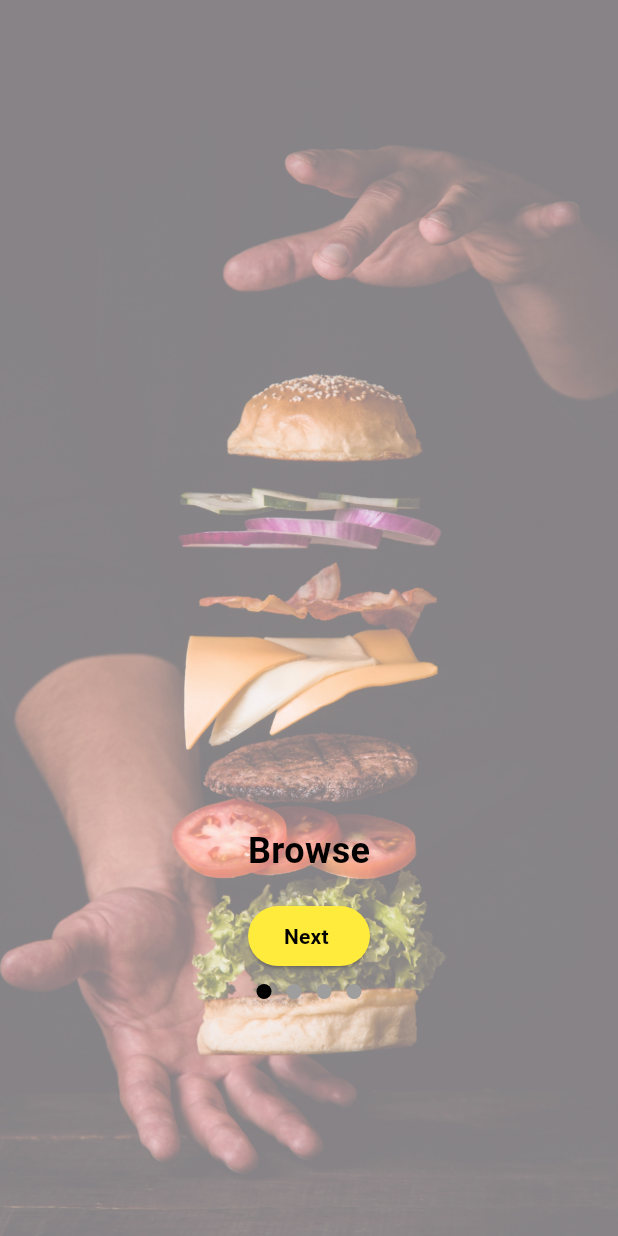
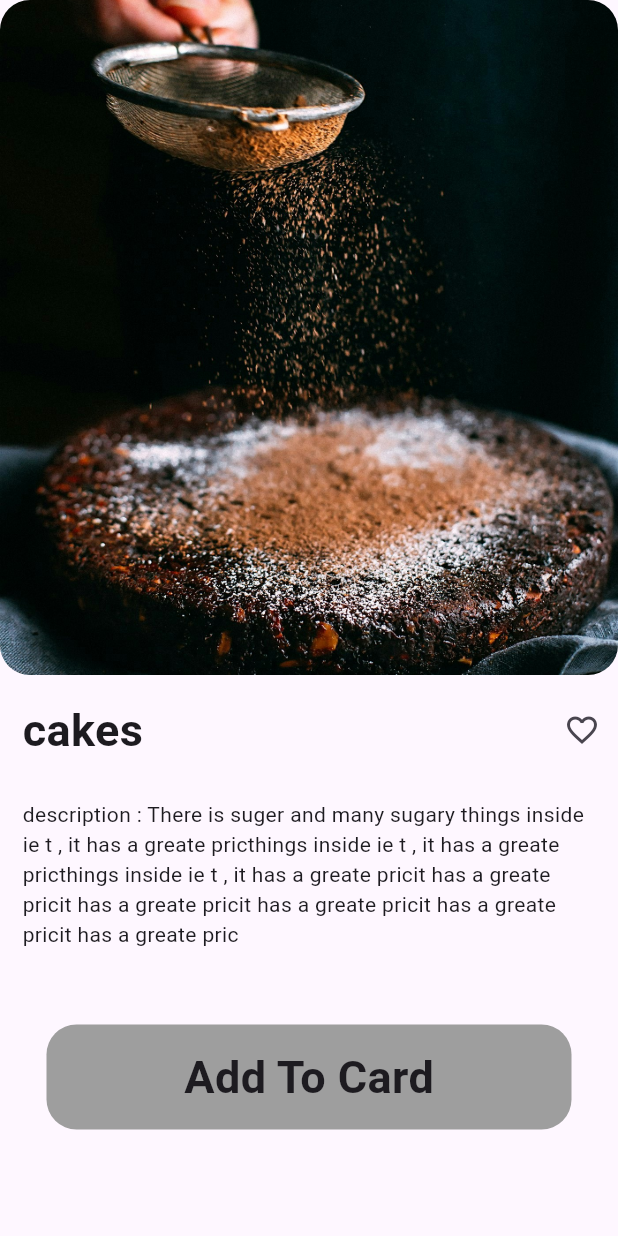
Before and after one commit to Sara-Waleed/RecipiesAPp, a Flutter app: the screen it shows after launch, on a phone screen of 412 x 824 dp. Run offline on Flutter 3.47's test engine with Material 3 defaults, Android fonts, the phone set to English and light mode, and no system bars.

Commit message:
2nd commit

```diff
--- a/lib/main.dart
+++ b/lib/main.dart
@@ -1,4 +1,5 @@
 import 'package:flutter/material.dart';
+import 'package:recipiesapp/screens/Meal_details.dart';
 import 'screens/Splach.dart';
 
 void main() {
@@ -7,13 +8,13 @@ void main() {
 
 class MyApp extends StatelessWidget {
   const MyApp({super.key});
-
   // This widget is the root of your application.
   @override
   Widget build(BuildContext context) {
+
     return MaterialApp(
       debugShowCheckedModeBanner: false,
-   home: SplashScreen(),
+   home: Meal_Details(),
     );
   }
 }
--- /dev/null
+++ b/lib/screens/Meal_details.dart
@@ -0,0 +1,87 @@
+import 'package:flutter/material.dart';
+import 'package:recipiesapp/models/all_meals_model.dart';
+
+class Meal_Details extends StatefulWidget {
+//  final Meal meal;
+
+  Meal_Details({Key? key}) : super(key: key);
+  //this.meal,
+  @override
+  State<Meal_Details> createState() => _Meal_DetailsState();
+}
+
+class _Meal_DetailsState extends State<Meal_Details> {
+  @override
+  Widget build(BuildContext context) {
+    return Scaffold(
+      body: Column(
+        children: [
+          Container(
+            height: 450,
+            child: ClipRRect(
+              borderRadius: BorderRadius.circular(20),
+               child:Image.asset("assets/lindsay-cotter-9J7sHieVFi0-unsplash.jpg",
+               //Image.network(
+              // // "https:${widget.meal.strMealThumb}",
+              //
+                width: double.infinity,
+                height: double.infinity,
+                fit: BoxFit.cover,
+              ),
+            ),
+          ),
+
+
+          Column(
+            children: [
+              Row(
+                mainAxisAlignment: MainAxisAlignment.spaceBetween,
+                children: [
+                  Align(
+                      alignment: Alignment.centerLeft,
+                      child: Padding(
+                        padding: const EdgeInsets.all(15.0),
+                        child: Text(
+                          maxLines: 4,
+                          // "${widget.meal.strMeal}",
+                          //
+                          "cakes",
+                          style: TextStyle(
+                          fontWeight: FontWeight.bold,
+                          fontSize: 30,
+
+                        ),),
+                      )),
+                  IconButton(onPressed: (){},
+                      icon: Icon(Icons.favorite_border)),
+                ],
+              ),
+
+              SizedBox(height: 10,),
+              Padding(
+                padding: const EdgeInsets.only(right: 15.0,left: 15,),
+                child: Text("description : There is suger and many sugary things inside "
+                    "ie t , it has a greate pricthings inside ie t ,"
+                    " it has a greate pricthings inside ie t , it has a greate pricit has a greate pricit has "
+                    "a greate pricit has a greate pricit has a greate pricit has a greate pric "),
+              ),
+              SizedBox(height: 50,),
+              Container(
+                alignment: Alignment.bottomCenter,
+                height: 70,
+                width: 350,
+                child: Center(child: Text("Add To Card",style: TextStyle(fontWeight: FontWeight.bold,fontSize: 30),)),
+                decoration: BoxDecoration(
+                  color: Colors.grey,
+                  borderRadius: BorderRadius.circular(20),
+
+                ),
+
+              ),
+            ],
+          )
+        ],
+      ),
+    );
+  }
+}
--- a/lib/screens/Splach.dart
+++ b/lib/screens/Splach.dart
@@ -1,6 +1,6 @@
 import 'package:flutter/material.dart';
 import 'HomePage.dart';
-import 'all_recipies.dart';
+
 
 // class Splash extends StatelessWidget {
 //   const Splash({Key? key}) : super(key: key);
```
Also changed, not shown: lib/screens/HomePage.dart (+40 -124 lines), lib/screens/all_recipies.dart (+39 -62 lines), lib/widgets/CategoryItemWidget.dart (added, +72 -0 lines), lib/widgets/CustomSearchBar.dart (added, +32 -0 lines), lib/widgets/MealItemWidget.dart (added, +73 -0 lines), pubspec.yaml (+4 -4 lines), Fonts/ProtestRevolution-Regular.ttf (added), lib/screens/Fav_Page.dart (added).
